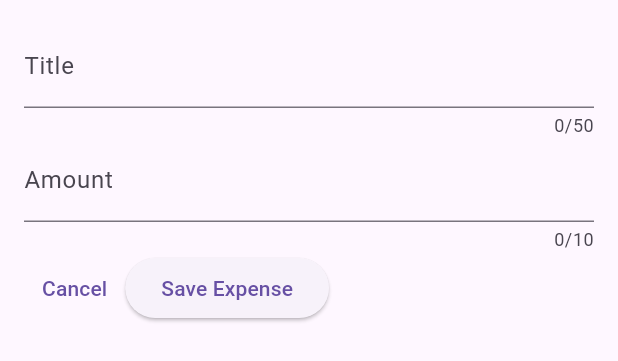
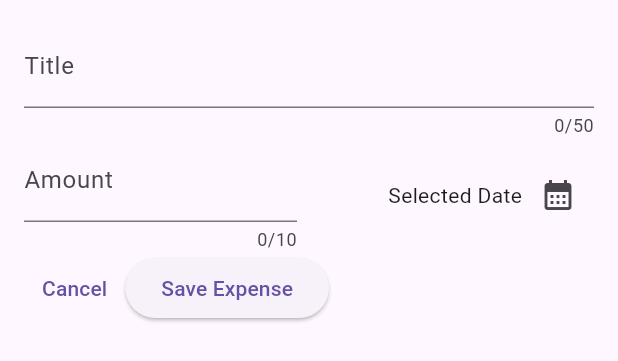
Before and after one commit to DulinaS/expense_tracker, a Flutter app: the NewExpense widget shown alone on an empty page, opened directly, on a phone screen of 412 x 824 dp. Shown: the top 361 px of the screen. Run offline on Flutter 3.47's test engine with Material 3 defaults, Android fonts, the phone set to English and light mode, and no system bars.

Commit message:
Added a datepicker

```diff
--- a/lib/widgets/new_expense.dart
+++ b/lib/widgets/new_expense.dart
@@ -15,6 +15,18 @@ class _NewExpenseState extends State<NewExpense> {
   final _amountController = TextEditingController();
   //You have to CLOSE the 'TextEditingController()' when the overlay is closed
   //Otherwise 'TextEditingControlle(); will stay live.
+
+  void _presentDatePicker() {
+    final now = DateTime.now();
+    final firstDate = DateTime(now.year-1, now.month, now.day); //firstDate is a one year behind today year
+
+    showDatePicker(
+      context: context,
+      initialDate: now,
+      firstDate: firstDate, //Oldest date can be set because this is a expense tracker
+      lastDate: now, //Today's date --> You can;t add future expenses
+    );
+  }
 
   @override
   void dispose() {
@@ -38,7 +50,10 @@ class _NewExpenseState extends State<NewExpense> {
               label: Text('Title'),
             ),
           ),
-          TextField(
+          Row(
+            children: [
+              Expanded(
+                child: TextField(
                   controller: _amountController,
                   maxLength: 10,
                   keyboardType: TextInputType.number,
@@ -46,6 +61,26 @@ class _NewExpenseState extends State<NewExpense> {
                     prefixText: '\$ ', //Dollar Sign front of amount
                     label: Text('Amount'),
                   ),
+                ),
+              ),
+
+              const SizedBox(width: 16),
+
+              Expanded(
+                child: Row(
+                  mainAxisAlignment:
+                      MainAxisAlignment.end, //Set widget at end of screen
+                  crossAxisAlignment:
+                      CrossAxisAlignment.center, //Center content vertically
+                  children: [
+                    const Text('Selected Date'),
+                    IconButton(
+                        onPressed: _presentDatePicker,
+                        icon: const Icon(Icons.calendar_month))
+                  ],
+                ),
+              )
+            ],
           ),
           Row(
             children: [
```
Lines whose indentation alone changed are shown as unchanged.
